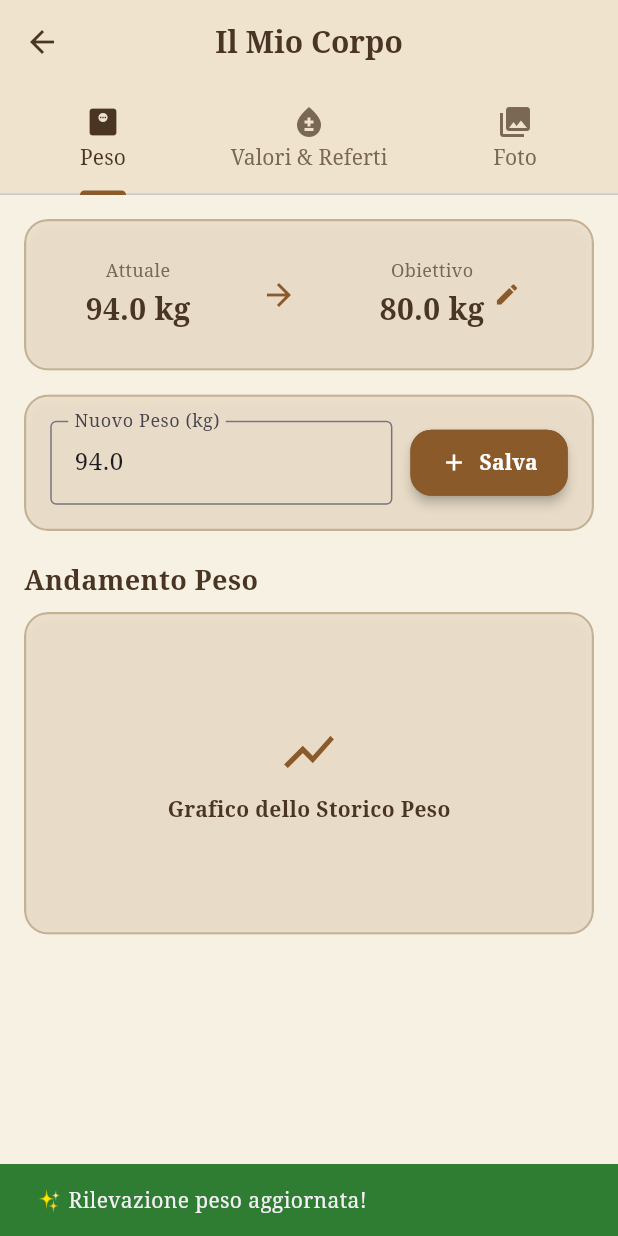
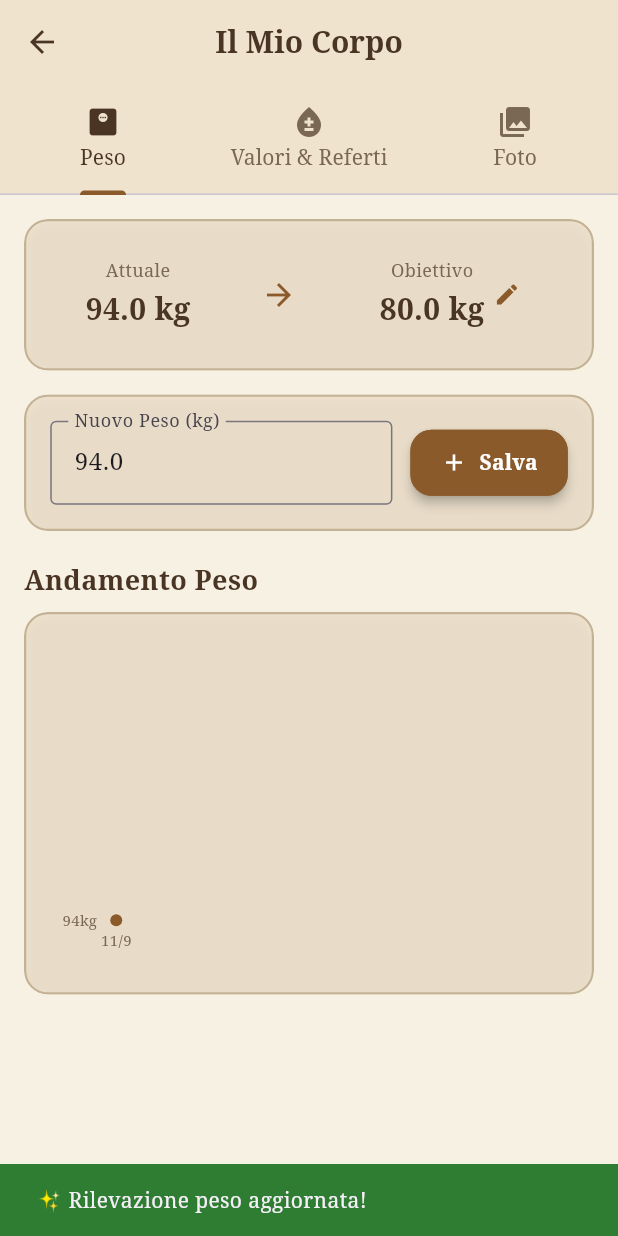
Before and after one commit to bozzochet/RipartoDaMe, a Flutter app: the IlMioCorpoScreen screen opened directly, after a tap on "Salva", on a phone screen of 412 x 824 dp. Run offline on Flutter 3.47's test engine with Material 3 defaults, Android fonts, the phone set to English and light mode, and no system bars; drawn by our look-alikes of fl_chart; our stand-ins replace audioplayers, hive_flutter; accounts and stored records are empty.

Commit message:
gestione grafico peso

```diff
--- a/lib/screens/il_mio_corpo_screen.dart
+++ b/lib/screens/il_mio_corpo_screen.dart
@@ -1,4 +1,5 @@
 import 'package:flutter/material.dart';
+import 'package:fl_chart/fl_chart.dart';
 import '../theme/app_theme.dart';
 import '../theme/cozy_widgets.dart';
 import '../services/local_storage_service.dart';
@@ -33,9 +34,13 @@ class _IlMioCorpoScreenState extends State<IlMioCorpoScreen> with SingleTickerPr
   void _saveWeight() async {
     final newWeight = double.tryParse(_weightController.text);
     if (newWeight != null && newWeight > 0) {
-      _user.currentWeight = newWeight;
-      await _storageService.saveUser(_user);
-      setState(() {});
+      // Salva sia lo storico delle date che l'utente aggiornato
+      await _storageService.addWeightEntry(newWeight);
+
+      setState(() {
+        _user = _storageService.getUser();
+      });
+
       if (!mounted) return;
       ScaffoldMessenger.of(context).showSnackBar(
         const SnackBar(
@@ -192,16 +197,97 @@ class _IlMioCorpoScreenState extends State<IlMioCorpoScreen> with SingleTickerPr
           const SizedBox(height: 8),
           CozyCard(
             child: Container(
-              height: 180,
-              alignment: Alignment.center,
-              child: const Column(
-                mainAxisAlignment: MainAxisAlignment.center,
-                children: [
-                  Icon(Icons.show_chart, size: 40, color: AppColors.woodAccent),
-                  SizedBox(height: 8),
-                  Text('Grafico dello Storico Peso', style: TextStyle(fontWeight: FontWeight.bold, color: AppColors.textPrimary)),
-                ],
-              ),
+              height: 220,
+              padding: const EdgeInsets.only(top: 16, right: 16, bottom: 8, left: 8),
+              child: _buildWeightGraph(),
+            ),
+          ),
+        ],
+      ),
+    );
+  }
+
+  // Costruisce il Grafico Temporale basato su fl_chart
+  Widget _buildWeightGraph() {
+    final List<WeightEntry> history = _storageService.getWeightHistory();
+
+    if (history.isEmpty) {
+      return const Center(
+        child: Column(
+          mainAxisAlignment: MainAxisAlignment.center,
+          children: [
+            Icon(Icons.show_chart, size: 36, color: AppColors.textSecondary),
+            SizedBox(height: 8),
+            Text(
+              'Nessuna registrazione presente.\nInserisci il tuo primo peso per attivare il grafico!',
+              textAlign: TextAlign.center,
+              style: TextStyle(color: AppColors.textSecondary, fontSize: 13),
+            ),
+          ],
+        ),
+      );
+    }
+
+    // Trasformazione dati in punti per il grafico
+    final spots = history.asMap().entries.map((e) {
+      return FlSpot(e.key.toDouble(), e.value.weight);
+    }).toList();
+
+    return LineChart(
+      LineChartData(
+        gridData: const FlGridData(
+          show: true,
+          drawVerticalLine: false,
+          horizontalInterval: 1,
+        ),
+        titlesData: FlTitlesData(
+          topTitles: const AxisTitles(sideTitles: SideTitles(showTitles: false)),
+          rightTitles: const AxisTitles(sideTitles: SideTitles(showTitles: false)),
+          leftTitles: AxisTitles(
+            sideTitles: SideTitles(
+              showTitles: true,
+              reservedSize: 36,
+              getTitlesWidget: (value, meta) {
+                return Text(
+                  '${value.toInt()}kg',
+                  style: const TextStyle(fontSize: 10, color: AppColors.textSecondary),
+                );
+              },
+            ),
+          ),
+          bottomTitles: AxisTitles(
+            sideTitles: SideTitles(
+              showTitles: true,
+              reservedSize: 24,
+              getTitlesWidget: (value, meta) {
+                int index = value.toInt();
+                if (index >= 0 && index < history.length) {
+                  final date = history[index].date;
+                  return Padding(
+                    padding: const EdgeInsets.only(top: 6.0),
+                    child: Text(
+                      '${date.day}/${date.month}',
+                      style: const TextStyle(fontSize: 10, color: AppColors.textSecondary),
+                    ),
+                  );
+                }
+                return const SizedBox.shrink();
+              },
+            ),
+          ),
+        ),
+        borderData: FlBorderData(show: false),
+        lineBarsData: [
+          LineChartBarData(
+            spots: spots,
+            isCurved: history.length > 2,
+            color: AppColors.woodAccent,
+            barWidth: 3,
+            isStrokeCapRound: true,
+            dotData: const FlDotData(show: true),
+            belowBarData: BarAreaData(
+              show: true,
+              color: AppColors.woodAccent.withOpacity(0.15),
             ),
           ),
         ],
--- a/lib/services/local_storage_service.dart
+++ b/lib/services/local_storage_service.dart
@@ -1,6 +1,24 @@
 import 'package:hive_flutter/hive_flutter.dart';
 import '../models/user_model.dart';
 import '../models/habit_model.dart';
+
+/// Modello per rappresentare la singola misurazione del peso con la sua data
+class WeightEntry {
+  final DateTime date;
+  final double weight;
+
+  WeightEntry({required this.date, required this.weight});
+
+  Map<String, dynamic> toMap() => {
+        'date': date.toIso8601String(),
+        'weight': weight,
+      };
+
+  factory WeightEntry.fromMap(Map<String, dynamic> map) => WeightEntry(
+        date: DateTime.parse(map['date']),
+        weight: (map['weight'] as num).toDouble(),
+      );
+}
 
 class LocalStorageService {
   final Box _userBox = Hive.box('userBox');
@@ -92,11 +110,13 @@ class LocalStorageService {
 
   // --- GESTIONE PESO E MAPPA ---
 
-  // Salva un nuovo rilievo del peso
-  Future<void> addWeightEntry(double weight) async {
-    final String dateKey = DateTime.now().toIso8601String().split('T')[0];
+  // Salva un nuovo rilievo del peso (supporta anche una data personalizzata)
+  Future<void> addWeightEntry(double weight, {DateTime? customDate}) async {
+    final DateTime targetDate = customDate ?? DateTime.now();
+    final String dateKey = targetDate.toIso8601String().split('T')[0];
+
     await _weightBox.put(dateKey, {
-      'date': DateTime.now().toIso8601String(),
+      'date': targetDate.toIso8601String(),
       'weight': weight,
     });
 
@@ -105,4 +125,21 @@ class LocalStorageService {
     user.currentWeight = weight;
     await saveUser(user);
   }
+
+  // Recupera lo storico completo ordinato in modo cronologico (dal meno recente al più recente)
+  List<WeightEntry> getWeightHistory() {
+    final entries = _weightBox.values
+        .map((e) => WeightEntry.fromMap(Map<String, dynamic>.from(e)))
+        .toList();
+
+    // Ordina le date per il grafico
+    entries.sort((a, b) => a.date.compareTo(b.date));
+    return entries;
+  }
+
+  // Elimina una registrazione dal peso tramite la chiave di data YYYY-MM-DD
+  Future<void> deleteWeightEntry(DateTime date) async {
+    final String dateKey = date.toIso8601String().split('T')[0];
+    await _weightBox.delete(dateKey);
+  }
 }
```
